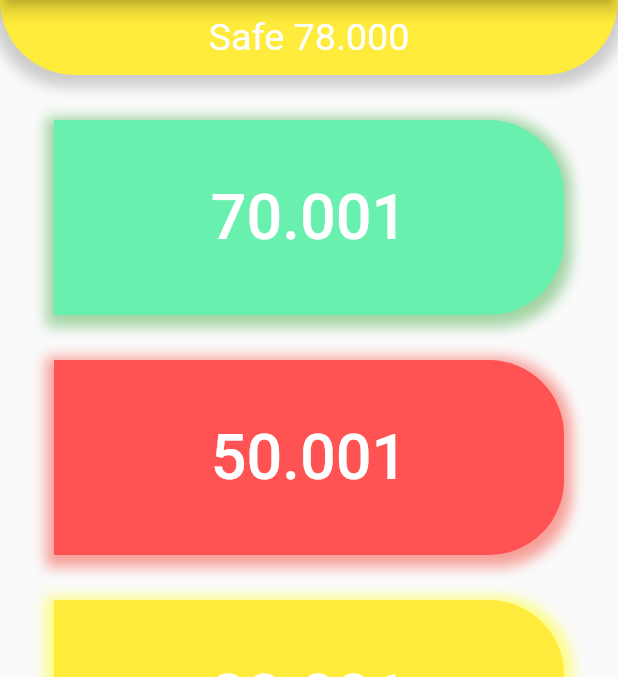
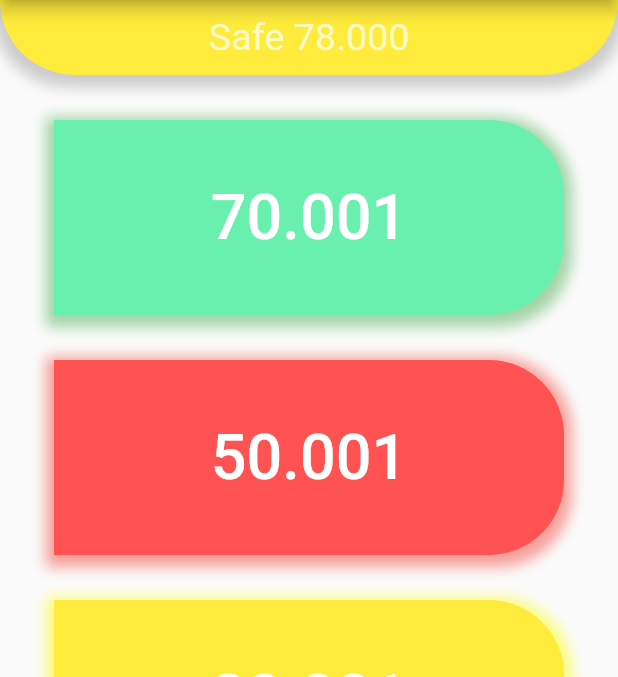
Before and after one commit to Monasafer/app-mobile, a Flutter app: the screen it shows after launch, on a phone screen of 412 x 824 dp, the part 84-761 px from its top. Run offline on Flutter 3.47's test engine with Material 2 defaults, Android fonts, the phone set to English and light mode, and no system bars.

```diff
--- a/lib/profitComponent.dart
+++ b/lib/profitComponent.dart
@@ -16,7 +16,7 @@ class _ProfitComponentState extends State<ProfitComponent> {
         child: Text(
           'Safe 78.000',
           textScaleFactor: 1.8,
-          style: TextStyle(color: Colors.white),
+          style: TextStyle(color: Colors.white70),
         ),
       ),
       decoration: BoxDecoration(
```
